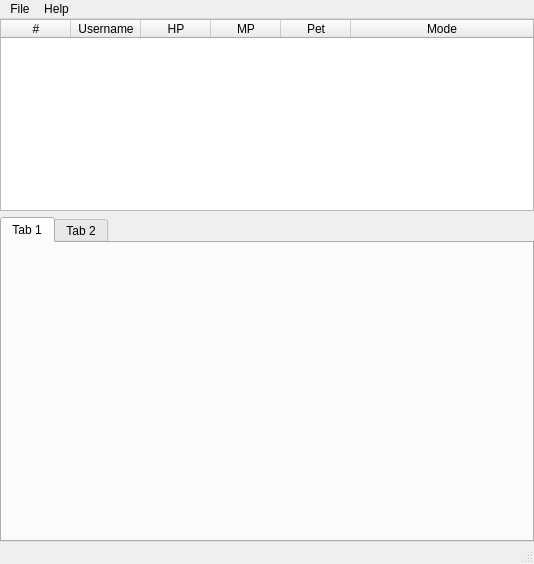
NhokCrazy199/AutoTLBB, file AutoTLBB/MainWindow.ui: the form before one commit.
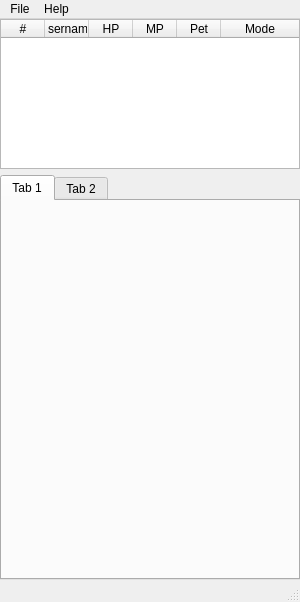
The form after the commit.

```diff
--- a/AutoTLBB/MainWindow.ui
+++ b/AutoTLBB/MainWindow.ui
@@ -9,10 +9,16 @@
    <rect>
     <x>0</x>
     <y>0</y>
-    <width>534</width>
-    <height>564</height>
+    <width>300</width>
+    <height>602</height>
    </rect>
   </property>
+  <property name="maximumSize">
+   <size>
+    <width>16777215</width>
+    <height>16777215</height>
+   </size>
+  </property>
   <property name="cursor">
    <cursorShape>ArrowCursor</cursorShape>
   </property>
@@ -45,18 +51,24 @@
     <property name="verticalSpacing">
      <number>6</number>
     </property>
-    <item row="0" column="0">
+    <item row="3" column="0">
      <widget class="QTableWidget" name="gameListTableWidget">
       <property name="sizePolicy">
-       <sizepolicy hsizetype="Minimum" vsizetype="Minimum">
+       <sizepolicy hsizetype="Expanding" vsizetype="Preferred">
         <horstretch>0</horstretch>
         <verstretch>0</verstretch>
        </sizepolicy>
       </property>
       <property name="minimumSize">
        <size>
-        <width>521</width>
-        <height>192</height>
+        <width>300</width>
+        <height>150</height>
+       </size>
+      </property>
+      <property name="maximumSize">
+       <size>
+        <width>16777215</width>
+        <height>600</height>
        </size>
       </property>
       <property name="contextMenuPolicy">
@@ -65,6 +77,9 @@
       <property name="autoFillBackground">
        <bool>true</bool>
       </property>
+      <property name="lineWidth">
+       <number>1</number>
+      </property>
       <property name="horizontalScrollBarPolicy">
        <enum>Qt::ScrollBarAsNeeded</enum>
       </property>
@@ -77,15 +92,21 @@
       <property name="columnCount">
        <number>6</number>
       </property>
+      <attribute name="horizontalHeaderVisible">
+       <bool>true</bool>
+      </attribute>
       <attribute name="horizontalHeaderCascadingSectionResizes">
        <bool>true</bool>
       </attribute>
       <attribute name="horizontalHeaderDefaultSectionSize">
-       <number>70</number>
+       <number>44</number>
       </attribute>
       <attribute name="horizontalHeaderHighlightSections">
        <bool>true</bool>
       </attribute>
+      <attribute name="horizontalHeaderMinimumSectionSize">
+       <number>21</number>
+      </attribute>
       <attribute name="horizontalHeaderShowSortIndicator" stdset="0">
        <bool>false</bool>
       </attribute>
@@ -93,6 +114,9 @@
        <bool>true</bool>
       </attribute>
       <attribute name="verticalHeaderCascadingSectionResizes">
+       <bool>true</bool>
+      </attribute>
+      <attribute name="verticalHeaderStretchLastSection">
        <bool>false</bool>
       </attribute>
       <column>
@@ -127,8 +151,14 @@
       </column>
      </widget>
     </item>
-    <item row="1" column="0">
+    <item row="4" column="0">
      <widget class="QTabWidget" name="tabWidget">
+      <property name="sizePolicy">
+       <sizepolicy hsizetype="Minimum" vsizetype="Expanding">
+        <horstretch>0</horstretch>
+        <verstretch>0</verstretch>
+       </sizepolicy>
+      </property>
       <property name="layoutDirection">
        <enum>Qt::LeftToRight</enum>
       </property>
@@ -154,7 +184,7 @@
     <rect>
      <x>0</x>
      <y>0</y>
-     <width>534</width>
+     <width>300</width>
      <height>20</height>
     </rect>
    </property>
```
